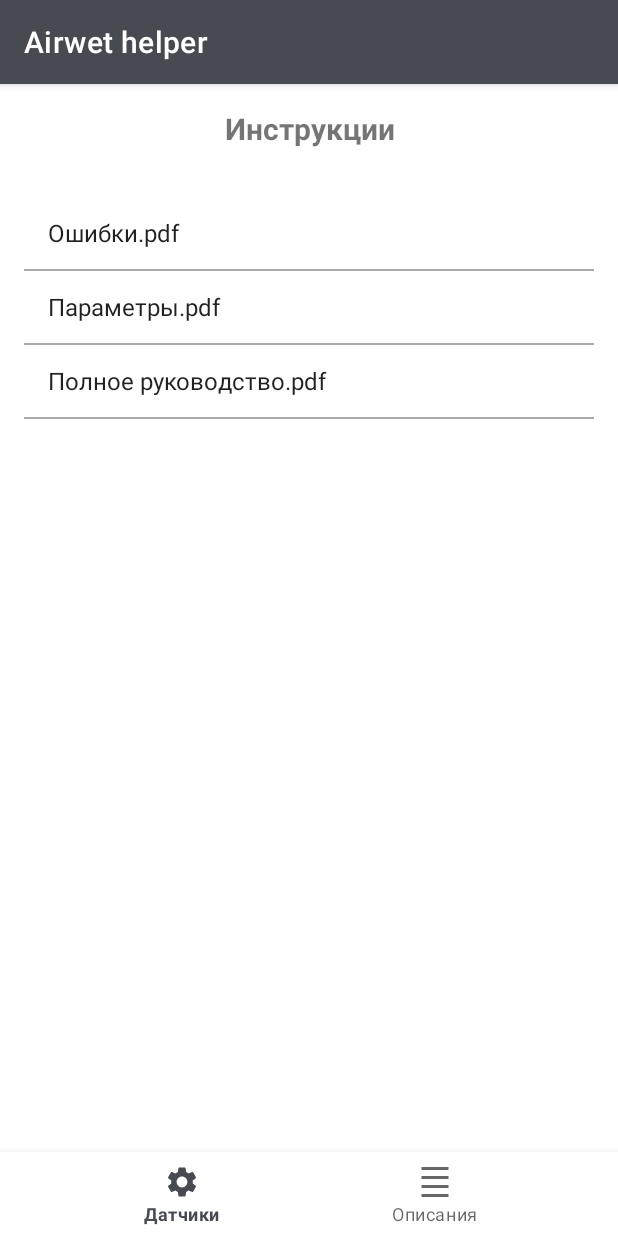
After one commit to TimurAbyzbaev/Airwet_helper, an Android app: the fragment PdfListFragment placed in its activity, on a phone screen of 412 x 824 dp. The commit adds this screen. Run offline under Robolectric (Android 15) with nearby library versions, the phone set to English and light mode, and no system bars.

Commit message:
Добавил возможность выбора просматриваемого файла pdf

```diff
--- a/app/src/main/java/ru/abyzbaev/airwetenghelper/MainActivity.kt
+++ b/app/src/main/java/ru/abyzbaev/airwetenghelper/MainActivity.kt
@@ -24,7 +24,7 @@ class MainActivity : AppCompatActivity() {
                     true
                 }
                 R.id.navigation_dashboard -> {
-                    replaceFragment(DescriptionsFragment())
+                    replaceFragment(PdfListFragment())
                     true
                 }
                 else -> false
--- /dev/null
+++ b/app/src/main/java/ru/abyzbaev/airwetenghelper/PdfListFragment.kt
@@ -0,0 +1,34 @@
+package ru.abyzbaev.airwetenghelper
+
+import android.os.Bundle
+import android.view.LayoutInflater
+import android.view.View
+import android.view.ViewGroup
+import android.widget.ArrayAdapter
+import android.widget.ListView
+import androidx.fragment.app.Fragment
+
+class PdfListFragment : Fragment() {
+
+    private lateinit var pdfListView: ListView
+    private val pdfFiles = arrayOf("Ошибки.pdf", "Параметры.pdf", "Полное руководство.pdf") // Ваши PDF файлы в папке assets
+
+    override fun onCreateView(
+        inflater: LayoutInflater, container: ViewGroup?,
+        savedInstanceState: Bundle?
+    ): View? {
+        val view = inflater.inflate(R.layout.pdf_list_fragment, container, false)
+        pdfListView = view.findViewById(R.id.listViewPdfFiles)
+        val adapter = ArrayAdapter(requireContext(), android.R.layout.simple_list_item_1, pdfFiles)
+        pdfListView.adapter = adapter
+        pdfListView.setOnItemClickListener { _, _, position, _ ->
+            val selectedPdf = pdfFiles[position]
+            val pdfViewFragment = DescriptionsFragment.newInstance(selectedPdf)
+            requireActivity().supportFragmentManager.beginTransaction()
+                .replace(R.id.container, pdfViewFragment)
+                .addToBackStack(null)
+                .commit()
+        }
+        return view
+    }
+}
--- /dev/null
+++ b/app/src/main/res/layout/pdf_list_fragment.xml
@@ -0,0 +1,26 @@
+<?xml version="1.0" encoding="utf-8"?>
+<LinearLayout xmlns:android="http://schemas.android.com/apk/res/android"
+    android:layout_width="match_parent"
+    android:layout_height="match_parent"
+    android:orientation="vertical">
+
+    <TextView
+        android:id="@+id/textViewTitle"
+        android:layout_width="match_parent"
+        android:layout_height="wrap_content"
+        android:text="Инструкции"
+        android:textSize="20sp"
+        android:textStyle="bold"
+        android:padding="16dp"
+        android:gravity="center"/>
+
+    <ListView
+        android:id="@+id/listViewPdfFiles"
+        android:layout_width="match_parent"
+        android:layout_height="0dp"
+        android:layout_weight="1"
+        android:divider="@android:color/darker_gray"
+        android:dividerHeight="1dp"
+        android:padding="16dp"/>
+
+</LinearLayout>
```
Also changed, not shown: app/src/main/java/ru/abyzbaev/airwetenghelper/DescriptionsFragment.kt (+28 -37 lines), 3 other files.
